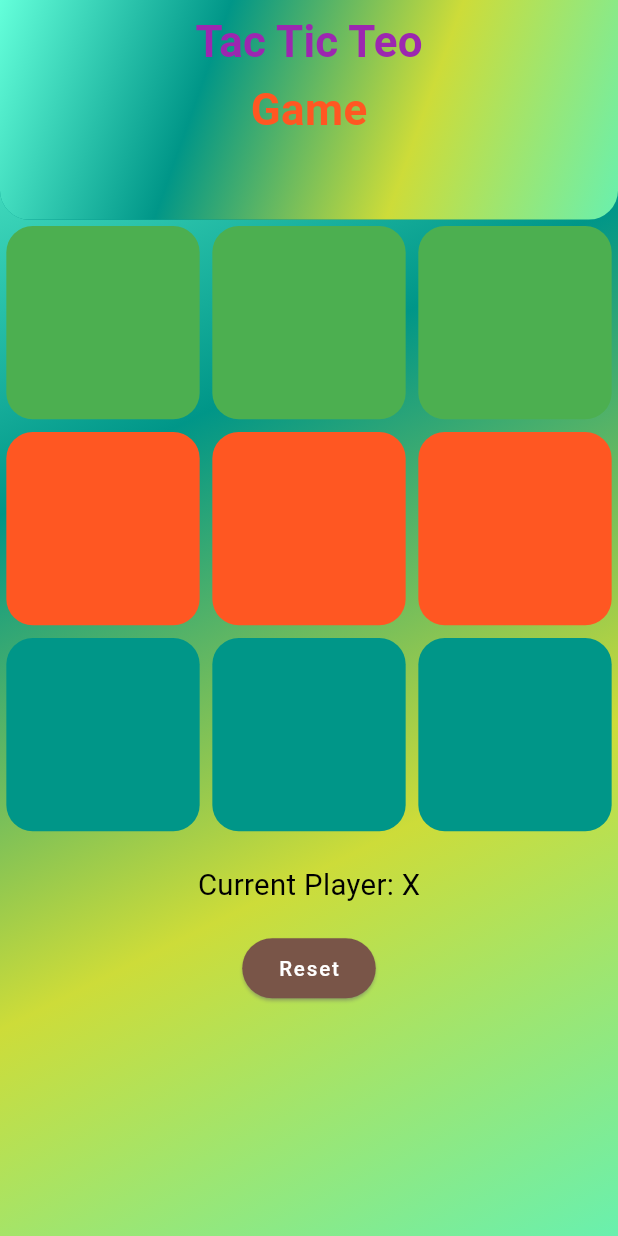
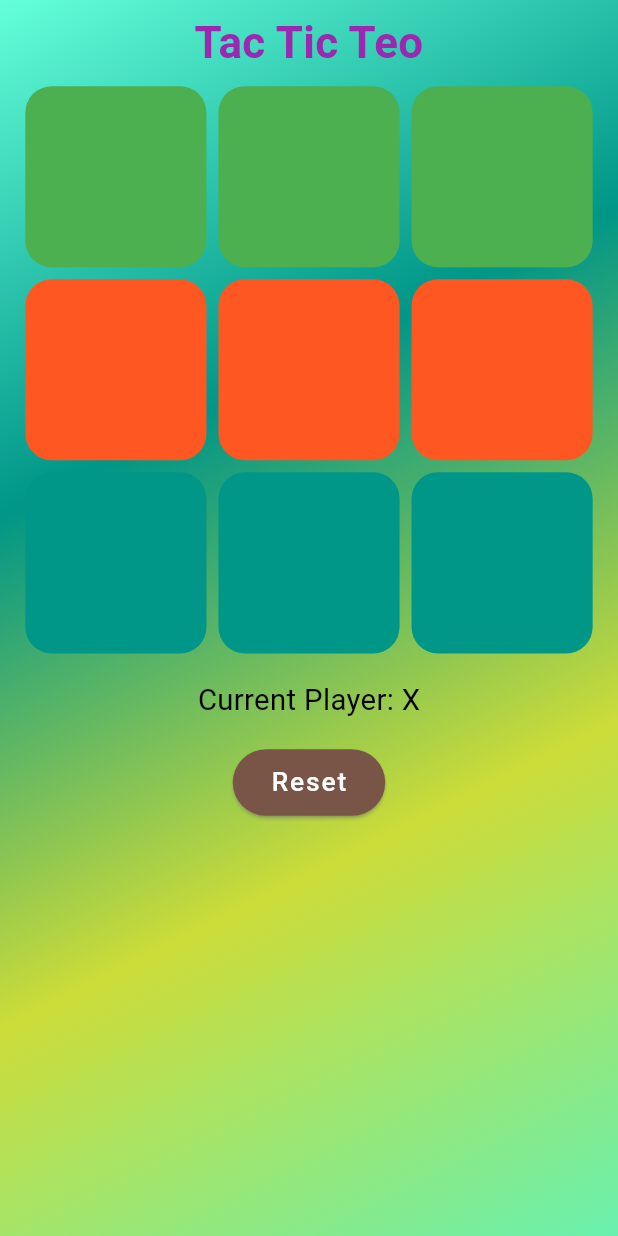
Before and after one commit to Gulshid/Tic-Tac-Teo, a Flutter app: the screen it shows after launch, on a phone screen of 412 x 824 dp. Run offline on Flutter 3.47's test engine with Material 3 defaults, Android fonts, the phone set to English and light mode, and no system bars; our stand-ins replace flutter_screenutil, google_fonts; Roboto replaces fonts that are missing (Adamina).

Commit message:
Tac Tic Teo Game Udpated ==>

```diff
--- a/tac_tic_teo/lib/view_/game_view_Screen.dart
+++ b/tac_tic_teo/lib/view_/game_view_Screen.dart
@@ -1,3 +1,4 @@
+
 // ignore: file_names
 import 'package:flutter/material.dart';
 import 'package:flutter_screenutil/flutter_screenutil.dart';
@@ -14,14 +15,25 @@ class GameViewScreen extends StatefulWidget {
 }
 
 class _GameViewScreenState extends State<GameViewScreen> {
-  List ContainerColor = [
-    Colors.green, Colors.green, Colors.green, Colors.deepOrange, Colors.deepOrange, Colors.deepOrange, Colors.teal, Colors.teal, Colors.teal
+  List containerColor = [
+    Colors.green,
+    Colors.green,
+    Colors.green,
+    Colors.deepOrange,
+    Colors.deepOrange,
+    Colors.deepOrange,
+    Colors.teal,
+    Colors.teal,
+    Colors.teal,
   ];
+
   @override
   Widget build(BuildContext context) {
     final pro = Provider.of<Gameprovider>(context);
+
     return Scaffold(
       body: Container(
+        height: double.infinity,
         decoration: BoxDecoration(
           gradient: LinearGradient(
             colors: [
@@ -34,101 +46,45 @@ class _GameViewScreenState extends State<GameViewScreen> {
             end: Alignment.bottomRight,
           ),
         ),
-        child: CustomScrollView(
-          slivers: [
-            SliverAppBar(
-              title: Text(
+        child: SafeArea(
+          child: SingleChildScrollView(
+            padding: EdgeInsets.symmetric(vertical: 12.h, horizontal: 16.w),
+            child: Column(
+              crossAxisAlignment: CrossAxisAlignment.center,
+              children: [
+                /// Title
+                Text(
                   'Tac Tic Teo',
                   style: GoogleFonts.adamina(
                     color: Colors.purple,
                     fontSize: 30.sp,
                     fontWeight: FontWeight.bold,
                   ),
+                  textAlign: TextAlign.center,
                 ),
-              centerTitle: true,
-              pinned: true,
-              floating: true,
-              expandedHeight: 150.h,
-              shape: RoundedRectangleBorder(
-                borderRadius: BorderRadius.only(
-                  bottomLeft: Radius.circular(20.r),
-                  bottomRight: Radius.circular(20.r),
-                ),
-              ),
+                SizedBox(height: 12.h),
 
-              flexibleSpace: LayoutBuilder(
-                builder: (BuildContext context, BoxConstraints constraints) {
-                  return ClipRRect(
-                    borderRadius: BorderRadius.only(
-                      bottomLeft: Radius.circular(20.r),
-                      bottomRight: Radius.circular(20.r),
-                    ),
-                    child: Container(
-                      decoration: BoxDecoration(
-                        gradient: LinearGradient(
-                          colors: [
-                            Colors.tealAccent,
-                            Colors.teal,
-                            Colors.lime,
-                            Colors.greenAccent,
-                          ],
-                          begin: Alignment.topLeft,
-                          end: Alignment.bottomRight,
-                        ),
-                      ),
-
-                      child: FlexibleSpaceBar(
-                        background: Column(
-                          mainAxisAlignment: MainAxisAlignment.center,
-                          crossAxisAlignment: CrossAxisAlignment.center,
-                          children: [
+                /// Board
                 Center(
-                              child: Text(
-                                'Game',
-                                style: GoogleFonts.aDLaMDisplay(
-                                  color: Colors.deepOrange,
-                                  fontSize: 30.sp,
-                                  fontWeight: FontWeight.bold
-                                ),
-                              ),
-                            ),
-                          ],
-                        ),
-                      ),
-                    ),
-                  );
-                },
-              ),
-            ),
-
-            SliverToBoxAdapter(
-              child: Column(
-                mainAxisAlignment: MainAxisAlignment.spaceBetween,
-                crossAxisAlignment: CrossAxisAlignment.center,
-                children: [
-                  /// Tic Tac Toe Board
-                  Center(
-                    child: ConstrainedBox(
-                      constraints: BoxConstraints(
-                        maxWidth: 400.w,
-                        maxHeight: 400.w,
-                      ),
                   child: AspectRatio(
-                        aspectRatio: 1, // keeps board square
+                    aspectRatio: 1,
                     child: GridView.builder(
                       physics: const NeverScrollableScrollPhysics(),
                       shrinkWrap: true,
-                          itemCount: ContainerColor.length,
-                          gridDelegate: const SliverGridDelegateWithFixedCrossAxisCount(
+                      itemCount: containerColor.length,
+                      gridDelegate:
+                          const SliverGridDelegateWithFixedCrossAxisCount(
                             crossAxisCount: 3,
+                            mainAxisSpacing: 8,
+                            crossAxisSpacing: 8,
                           ),
-                          itemBuilder: (context, index) => GestureDetector(
+                      itemBuilder:
+                          (context, index) => GestureDetector(
                             onTap: () => pro.makeMove(index),
                             child: Container(
-                              margin: EdgeInsets.all(4.w),
                               decoration: BoxDecoration(
                                 borderRadius: BorderRadius.circular(18.r),
-                                color: ContainerColor[index],
+                                color: containerColor[index],
                               ),
                               child: Center(
                                 child: Text(
@@ -145,13 +101,11 @@ class _GameViewScreenState extends State<GameViewScreen> {
                     ),
                   ),
                 ),
-                  ),
 
-                  const SizedBox(height: 20),
+                SizedBox(height: 20.h),
 
                 /// Game status
-                  Center(
-                    child: Text(
+                Text(
                   pro.gameOver
                       ? pro.result
                       : 'Current Player: ${pro.currentPlayer == Player.X ? 'X' : 'O'}',
@@ -160,9 +114,8 @@ class _GameViewScreenState extends State<GameViewScreen> {
                     fontSize: 20.sp,
                   ),
                 ),
-                  ),
 
-                  const SizedBox(height: 20),
+                SizedBox(height: 20.h),
 
                 /// Reset Button
                 ElevatedButton(
@@ -170,18 +123,25 @@ class _GameViewScreenState extends State<GameViewScreen> {
                     backgroundColor: Colors.brown,
                     shadowColor: Colors.grey,
                     foregroundColor: Colors.amberAccent,
+                    padding: EdgeInsets.symmetric(
+                      horizontal: 24.w,
+                      vertical: 12.h,
+                    ),
                   ),
                   onPressed: pro.resetGame,
                   child: Text(
                     'Reset',
-                      style: GoogleFonts.aBeeZee(color: Colors.white),
+                    style: GoogleFonts.aBeeZee(
+                      color: Colors.white,
+                      fontSize: 18.sp,
                     ),
                   ),
+                ),
+
+                SizedBox(height: 20.h),
               ],
             ),
           ),
-
-          ],
         ),
       ),
     );
```
Lines whose indentation alone changed are shown as unchanged.
